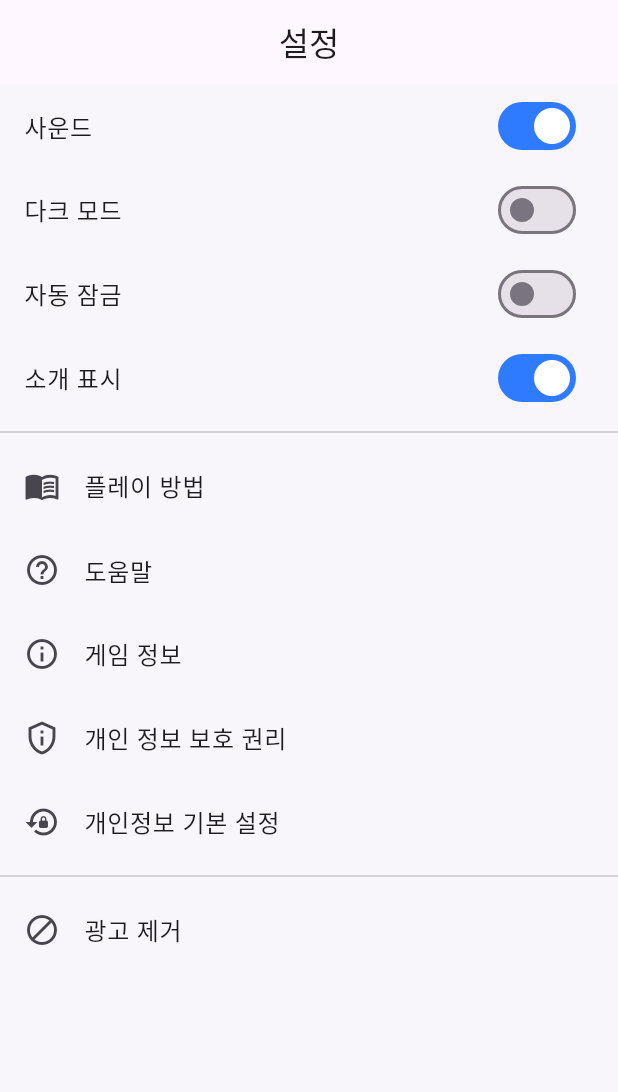
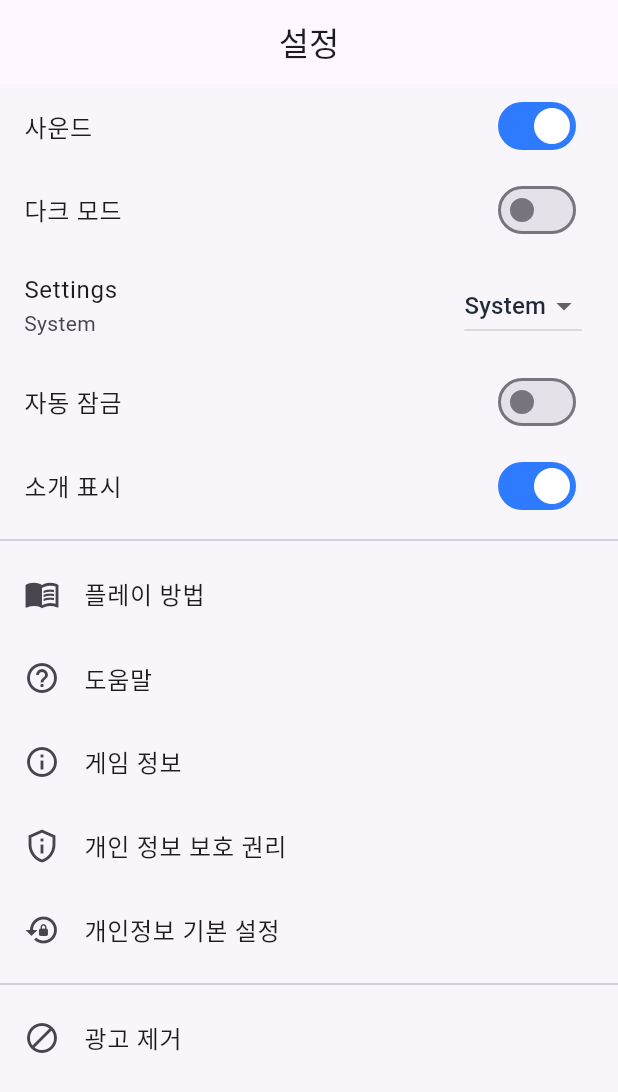
Before and after one commit to hugoMGSung/hugo-vibecodings, a Flutter app: the SettingsPage screen opened by its route, on a phone screen of 412 x 824 dp. Shown: the top 1092 px of the screen. Run offline on Flutter 3.47's test engine with Material 3 defaults, Android fonts, the phone set to English and light mode, and no system bars; our stand-ins replace cloud_firestore, firebase_core, firebase_messaging, flutter_riverpod, go_router, shared_preferences and 1 more; missing offline and left inert: flame; accounts and stored records are empty.

Commit message:
다국어까지 완료!

```diff
--- /dev/null
+++ b/flutter/flame_puzzle_framework/l10n.yaml
@@ -0,0 +1,4 @@
+arb-dir: lib/l10n
+template-arb-file: app_en.arb
+output-localization-file: app_localizations.dart
+output-dir: lib/l10n/generated    # ✅ 새 출력 경로 (추천)
--- a/flutter/flame_puzzle_framework/lib/features/settings/settings_page.dart
+++ b/flutter/flame_puzzle_framework/lib/features/settings/settings_page.dart
@@ -2,6 +2,9 @@ import 'package:flutter/material.dart';
 import 'package:flutter_riverpod/flutter_riverpod.dart';
 import '../../services/storage/local_storage.dart';
 import '../../core/theme_controller.dart';
+
+import '../../l10n/generated/app_localizations.dart';
+import '../../core/locale_controller.dart';
 
 class SettingsPage extends ConsumerStatefulWidget {
   const SettingsPage({super.key});
@@ -36,6 +39,16 @@ class _SettingsPageState extends ConsumerState<SettingsPage> {
   Widget build(BuildContext context) {
     final themeCtrl = ref.watch(themeModeProvider); // 현재 모드
     final isDark = themeCtrl == ThemeMode.dark;
+    final currentLocale = ref.watch(localeProvider);     // Locale? (en/ko/null)
+    final langCode = currentLocale?.languageCode ?? 'system';
+
+    String _labelFor(String code) {
+      switch (code) {
+        case 'en': return 'English';
+        case 'ko': return '한국어';
+        default: return 'System';
+      }
+    }
 
     return Scaffold(
       appBar: AppBar(title: const Text('설정')),
@@ -58,6 +71,27 @@ class _SettingsPageState extends ConsumerState<SettingsPage> {
               ref.read(themeModeProvider.notifier).setDark(v);
               // 로컬에도 저장은 컨트롤러에서 처리 중
             },
+          ),
+          // 언어 선택 (드롭다운)
+          ListTile(
+            title: Text(AppLocalizations.of(context)!.settingsTitle), // 원하면 '언어' 키 추가
+            subtitle: Text(_labelFor(langCode)),                      // 표시 문자열
+            trailing: DropdownButton<String>(
+              value: langCode,
+              items: const [
+                DropdownMenuItem(value: 'system', child: Text('System')),
+                DropdownMenuItem(value: 'en', child: Text('English')),
+                DropdownMenuItem(value: 'ko', child: Text('한국어')),
+              ],
+              onChanged: (v) {
+                if (v == 'system') {
+                  ref.read(localeProvider.notifier).setLocale(null);
+                } else {
+                  ref.read(localeProvider.notifier).setLocale(v);
+                }
+                setState(() {}); // 즉시 반영
+              },
+            ),
           ),
           // 3) 자동 잠금
           SwitchListTile(
--- a/flutter/flame_puzzle_framework/lib/services/storage/local_storage.dart
+++ b/flutter/flame_puzzle_framework/lib/services/storage/local_storage.dart
@@ -2,6 +2,12 @@ import 'package:shared_preferences/shared_preferences.dart';
 
 /// Thin wrapper over SharedPreferences used by settings/tutorial flags.
 class LocalStorage {
+
+  Future<String?> getString(String key) async => (await _prefs).getString(key);
+  Future<void> setString(String key, String value) async => (await _prefs).setString(key, value);
+  Future<void> remove(String key) async => (await _prefs).remove(key);
+
+
   LocalStorage._();
   static final instance = LocalStorage._();
 
```
Also changed, not shown: flutter/flame_puzzle_framework/lib/core/i18n.dart (added, +8 -0 lines), flutter/flame_puzzle_framework/lib/core/locale_controller.dart (added, +36 -0 lines), flutter/flame_puzzle_framework/lib/core/theme_controller.dart (+13 -9 lines), flutter/flame_puzzle_framework/lib/features/home/home_page.dart (+5 -2 lines), flutter/flame_puzzle_framework/lib/l10n/app_en.arb (added, +32 -0 lines), flutter/flame_puzzle_framework/lib/l10n/app_ko.arb (added, +32 -0 lines), flutter/flame_puzzle_framework/lib/main.dart (+15 -0 lines), flutter/flame_puzzle_framework/pubspec.yaml (+10 -4 lines), flutter/flame_puzzle_framework/image-8.png (added), flutter/flame_puzzle_framework/image-9.png (added), flutter/flame_puzzle_framework/lib/l10n/generated/app_localizations.dart (added), flutter/flame_puzzle_framework/lib/l10n/generated/app_localizations_en.dart (added), flutter/flame_puzzle_framework/lib/l10n/generated/app_localizations_ko.dart (added), 1 other file.
